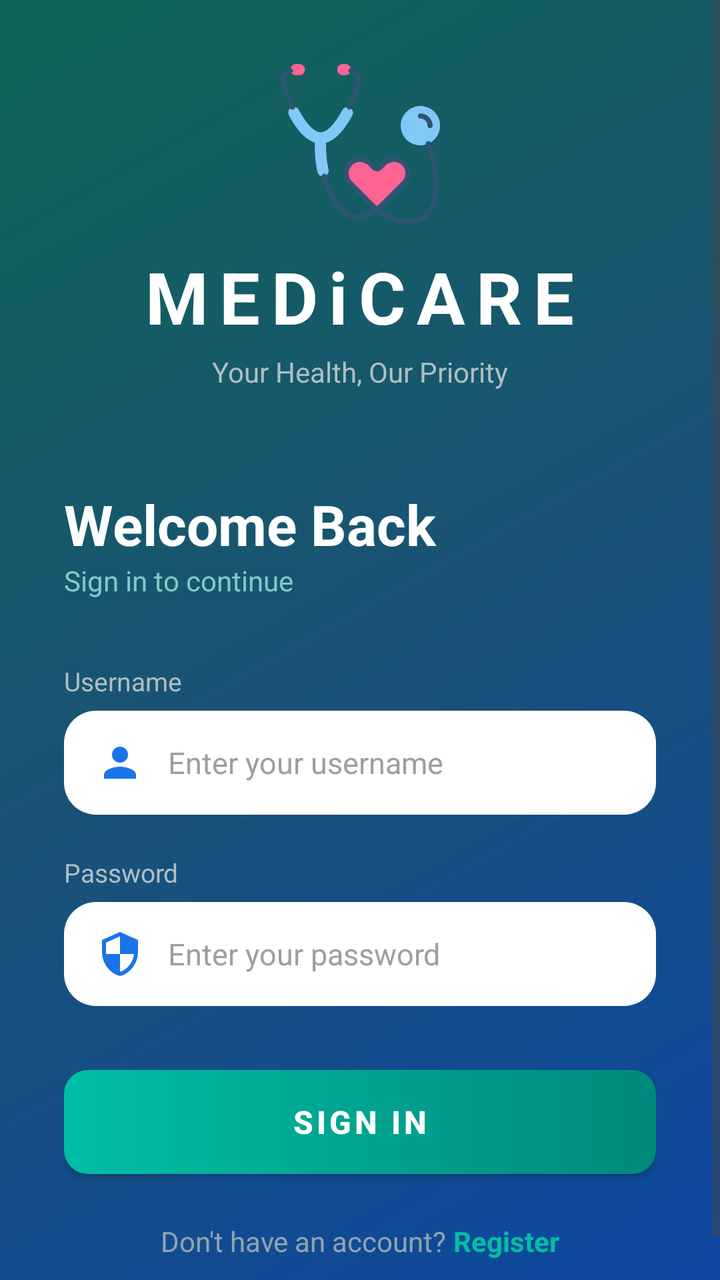
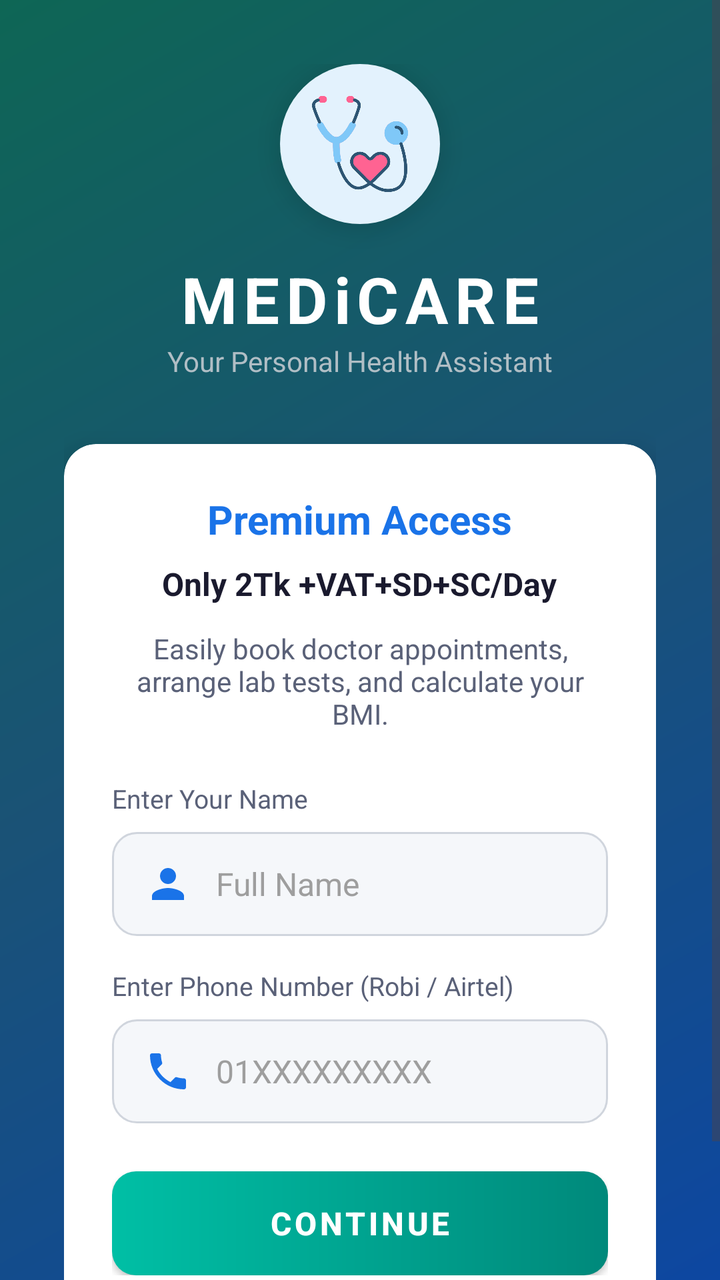

The first picture is an Android layout as it rendered before a commit; the second is the same layout after the commit. The layout source and the unified diff follow.
<!-- AndroidManifest.xml: application theme Theme.HealthCare -->
<!-- res/layout/activity_login.xml -->
<?xml version="1.0" encoding="utf-8"?>
<ScrollView
    xmlns:android="http://schemas.android.com/apk/res/android"
    xmlns:tools="http://schemas.android.com/tools"
    android:layout_width="match_parent"
    android:layout_height="match_parent"
    android:background="@drawable/bg_gradient_login"
    android:fillViewport="true"
    tools:context=".LoginActivity">

    <LinearLayout
        android:layout_width="match_parent"
        android:layout_height="wrap_content"
        android:orientation="vertical"
        android:gravity="center_horizontal"
        android:padding="32dp">

        
        <View
            android:layout_width="0dp"
            android:layout_height="0dp"
            android:layout_weight="1" />

        
        <ImageView
            android:layout_width="80dp"
            android:layout_height="80dp"
            android:src="@drawable/stethoscope3"
            android:contentDescription="MediCare Logo" />

        
        <TextView
            android:id="@+id/textView"
            android:layout_width="wrap_content"
            android:layout_height="wrap_content"
            android:text="MEDiCARE"
            android:textColor="#FFFFFF"
            android:textSize="36sp"
            android:textStyle="bold"
            android:letterSpacing="0.15"
            android:layout_marginTop="12dp" />

        <TextView
            android:layout_width="wrap_content"
            android:layout_height="wrap_content"
            android:text="Your Health, Our Priority"
            android:textColor="#B0BEC5"
            android:textSize="14sp"
            android:layout_marginTop="4dp"
            android:layout_marginBottom="48dp" />

        
        <TextView
            android:id="@+id/textView2"
            android:layout_width="match_parent"
            android:layout_height="wrap_content"
            android:text="Welcome Back"
            android:textColor="#FFFFFF"
            android:textSize="28sp"
            android:textStyle="bold" />

        <TextView
            android:layout_width="match_parent"
            android:layout_height="wrap_content"
            android:text="Sign in to continue"
            android:textColor="#80CBC4"
            android:textSize="14sp"
            android:layout_marginBottom="32dp" />

        
        <TextView
            android:layout_width="match_parent"
            android:layout_height="wrap_content"
            android:text="Username"
            android:textColor="#B0BEC5"
            android:textSize="13sp"
            android:layout_marginBottom="6dp" />

        <EditText
            android:id="@+id/editTextLoginUsername"
            android:layout_width="match_parent"
            android:layout_height="52dp"
            android:background="@drawable/bg_input_white"
            android:drawableStart="@drawable/ic_baseline_person_24"
            android:drawablePadding="12dp"
            android:drawableTint="@color/primary"
            android:ems="10"
            android:hint="Enter your username"
            android:inputType="textPersonName"
            android:paddingStart="16dp"
            android:paddingEnd="16dp"
            android:textColor="@color/text_primary"
            android:textColorHint="@color/text_hint"
            android:textSize="15sp" />

        
        <TextView
            android:layout_width="match_parent"
            android:layout_height="wrap_content"
            android:text="Password"
            android:textColor="#B0BEC5"
            android:textSize="13sp"
            android:layout_marginTop="20dp"
            android:layout_marginBottom="6dp" />

        <EditText
            android:id="@+id/editTextLoginPassword"
            android:layout_width="match_parent"
            android:layout_height="52dp"
            android:background="@drawable/bg_input_white"
            android:drawableStart="@drawable/ic_baseline_security_24"
            android:drawablePadding="12dp"
            android:drawableTint="@color/primary"
            android:ems="10"
            android:hint="Enter your password"
            android:inputType="textPassword"
            android:paddingStart="16dp"
            android:paddingEnd="16dp"
            android:textColor="@color/text_primary"
            android:textColorHint="@color/text_hint"
            android:textSize="15sp" />

        
        <Button
            android:id="@+id/buttonLogin"
            android:layout_width="match_parent"
            android:layout_height="52dp"
            android:layout_marginTop="32dp"
            android:background="@drawable/bg_button_accent"
            android:text="SIGN IN"
            android:textColor="#FFFFFF"
            android:textSize="16sp"
            android:textStyle="bold"
            android:letterSpacing="0.1" />

        
        <LinearLayout
            android:layout_width="wrap_content"
            android:layout_height="wrap_content"
            android:orientation="horizontal"
            android:layout_marginTop="24dp"
            android:gravity="center">

            <TextView
                android:layout_width="wrap_content"
                android:layout_height="wrap_content"
                android:text="Don't have an account? "
                android:textColor="#90A4AE"
                android:textSize="14sp" />

            <TextView
                android:id="@+id/textViewNewUser"
                android:layout_width="wrap_content"
                android:layout_height="wrap_content"
                android:text="Register"
                android:textColor="#00BFA5"
                android:textSize="14sp"
                android:textStyle="bold" />
        </LinearLayout>

        
        <View
            android:layout_width="0dp"
            android:layout_height="0dp"
            android:layout_weight="1" />

    </LinearLayout>
</ScrollView>
<!-- resources referenced by this layout -->
<resources>
  <color name="primary">#1A73E8</color>
  <color name="text_hint">#9E9E9E</color>
  <color name="text_primary">#1A1A2E</color>
  <!-- drawable bg_button_accent (drawable) -->
  <?xml version="1.0" encoding="utf-8"?>
  <shape xmlns:android="http://schemas.android.com/apk/res/android"
      android:shape="rectangle">
      <gradient
          android:angle="0"
          android:startColor="#00BFA5"
          android:endColor="#00897B"
          android:type="linear" />
      <corners android:radius="12dp" />
  </shape>
  <!-- drawable bg_gradient_login (drawable) -->
  <?xml version="1.0" encoding="utf-8"?>
  <shape xmlns:android="http://schemas.android.com/apk/res/android">
      <gradient
          android:angle="135"
          android:startColor="#0D47A1"
          android:centerColor="#1A5276"
          android:endColor="#0E6655"
          android:type="linear" />
  </shape>
  <!-- drawable bg_input_white (drawable) -->
  <?xml version="1.0" encoding="utf-8"?>
  <shape xmlns:android="http://schemas.android.com/apk/res/android"
      android:shape="rectangle">
      <solid android:color="#FFFFFF" />
      <corners android:radius="16dp" />
      <padding
          android:left="16dp"
          android:top="12dp"
          android:right="16dp"
          android:bottom="12dp" />
  </shape>
  <!-- drawable ic_baseline_person_24 (drawable) -->
  <vector android:height="24dp" android:tint="#FFFFFF"
      android:viewportHeight="24" android:viewportWidth="24"
      android:width="24dp" xmlns:android="http://schemas.android.com/apk/res/android">
      <path android:fillColor="@android:color/white" android:pathData="M12,12c2.21,0 4,-1.79 4,-4s-1.79,-4 -4,-4 -4,1.79 -4,4 1.79,4 4,4zM12,14c-2.67,0 -8,1.34 -8,4v2h16v-2c0,-2.66 -5.33,-4 -8,-4z"/>
  </vector>
  <!-- drawable ic_baseline_security_24 (drawable) -->
  <vector android:height="24dp" android:tint="#FFFFFF"
      android:viewportHeight="24" android:viewportWidth="24"
      android:width="24dp" xmlns:android="http://schemas.android.com/apk/res/android">
      <path android:fillColor="@android:color/white" android:pathData="M12,1L3,5v6c0,5.55 3.84,10.74 9,12 5.16,-1.26 9,-6.45 9,-12L21,5l-9,-4zM12,11.99h7c-0.53,4.12 -3.28,7.79 -7,8.94L12,12L5,12L5,6.3l7,-3.11v8.8z"/>
  </vector>
  <style name="Theme.HealthCare" parent="Base.Theme.HealthCare" />
  <color name="primary_dark">#0D47A1</color>
  <color name="text_on_primary">#FFFFFF</color>
  <color name="secondary">#00BFA5</color>
  <color name="secondary_dark">#00897B</color>
  <color name="background">#F5F7FA</color>
  <color name="surface">#FFFFFF</color>
  <color name="error">#E53935</color>
  <!-- unchanged entries left out for length: 2 -->
</resources>

<!-- the commit's change to res/layout/activity_login.xml (unified diff, before → after) -->
@@ -1,6 +1,7 @@
 <?xml version="1.0" encoding="utf-8"?>
 <ScrollView
     xmlns:android="http://schemas.android.com/apk/res/android"
+    xmlns:app="http://schemas.android.com/apk/res-auto"
     xmlns:tools="http://schemas.android.com/tools"
     android:layout_width="match_parent"
     android:layout_height="match_parent"
@@ -15,7 +16,6 @@
         android:gravity="center_horizontal"
         android:padding="32dp">
 
-        
         <View
             android:layout_width="0dp"
             android:layout_height="0dp"
@@ -26,139 +26,146 @@
             android:layout_width="80dp"
             android:layout_height="80dp"
             android:src="@drawable/stethoscope3"
-            android:contentDescription="MediCare Logo" />
+            android:contentDescription="MediCare Logo"
+            android:background="@drawable/bg_icon_circle"
+            android:padding="16dp"
+            android:elevation="8dp" />
 
-        
         <TextView
-            android:id="@+id/textView"
             android:layout_width="wrap_content"
             android:layout_height="wrap_content"
             android:text="MEDiCARE"
             android:textColor="#FFFFFF"
-            android:textSize="36sp"
+            android:textSize="32sp"
             android:textStyle="bold"
-            android:letterSpacing="0.15"
-            android:layout_marginTop="12dp" />
-
-        <TextView
-            android:layout_width="wrap_content"
-            android:layout_height="wrap_content"
-            android:text="Your Health, Our Priority"
-            android:textColor="#B0BEC5"
-            android:textSize="14sp"
-            android:layout_marginTop="4dp"
-            android:layout_marginBottom="48dp" />
-
-        
-        <TextView
-            android:id="@+id/textView2"
-            android:layout_width="match_parent"
-            android:layout_height="wrap_content"
-            android:text="Welcome Back"
-            android:textColor="#FFFFFF"
-            android:textSize="28sp"
-            android:textStyle="bold" />
+            android:letterSpacing="0.1"
+            android:layout_marginTop="16dp" />
 
         <TextView
             android:layout_width="match_parent"
             android:layout_height="wrap_content"
-            android:text="Sign in to continue"
-            android:textColor="#80CBC4"
+            android:text="Your Personal Health Assistant"
+            android:textColor="#B0BEC5"
             android:textSize="14sp"
+            android:gravity="center"
             android:layout_marginBottom="32dp" />
 
         
-        <TextView
+        <androidx.cardview.widget.CardView
             android:layout_width="match_parent"
             android:layout_height="wrap_content"
-            android:text="Username"
-            android:textColor="#B0BEC5"
-            android:textSize="13sp"
-            android:layout_marginBottom="6dp" />
+            app:cardCornerRadius="16dp"
+            app:cardElevation="8dp"
+            app:cardBackgroundColor="#FFFFFF"
+            android:layout_marginBottom="24dp">
 
-        <EditText
-            android:id="@+id/editTextLoginUsername"
-            android:layout_width="match_parent"
-            android:layout_height="52dp"
-            android:background="@drawable/bg_input_white"
-            android:drawableStart="@drawable/ic_baseline_person_24"
-            android:drawablePadding="12dp"
-            android:drawableTint="@color/primary"
-            android:ems="10"
-            android:hint="Enter your username"
-            android:inputType="textPersonName"
-            android:paddingStart="16dp"
-            android:paddingEnd="16dp"
-            android:textColor="@color/text_primary"
-            android:textColorHint="@color/text_hint"
-            android:textSize="15sp" />
+            <LinearLayout
+                android:layout_width="match_parent"
+                android:layout_height="wrap_content"
+                android:orientation="vertical"
+                android:padding="24dp">
 
-        
-        <TextView
-            android:layout_width="match_parent"
-            android:layout_height="wrap_content"
-            android:text="Password"
-            android:textColor="#B0BEC5"
-            android:textSize="13sp"
-            android:layout_marginTop="20dp"
-            android:layout_marginBottom="6dp" />
+                <TextView
+                    android:layout_width="wrap_content"
+                    android:layout_height="wrap_content"
+                    android:text="Premium Access"
+                    android:textColor="@color/primary"
+                    android:textSize="20sp"
+                    android:textStyle="bold"
+                    android:layout_gravity="center" />
 
-        <EditText
-            android:id="@+id/editTextLoginPassword"
-            android:layout_width="match_parent"
-            android:layout_height="52dp"
-            android:background="@drawable/bg_input_white"
-            android:drawableStart="@drawable/ic_baseline_security_24"
-            android:drawablePadding="12dp"
-            android:drawableTint="@color/primary"
-            android:ems="10"
-            android:hint="Enter your password"
-            android:inputType="textPassword"
-            android:paddingStart="16dp"
-            android:paddingEnd="16dp"
-            android:textColor="@color/text_primary"
-            android:textColorHint="@color/text_hint"
-            android:textSize="15sp" />
+                <TextView
+                    android:layout_width="wrap_content"
+                    android:layout_height="wrap_content"
+                    android:text="Only 2Tk +VAT+SD+SC/Day"
+                    android:textColor="@color/text_primary"
+                    android:textSize="16sp"
+                    android:textStyle="bold"
+                    android:layout_marginTop="8dp"
+                    android:layout_gravity="center" />
 
-        
-        <Button
-            android:id="@+id/buttonLogin"
-            android:layout_width="match_parent"
-            android:layout_height="52dp"
-            android:layout_marginTop="32dp"
-            android:background="@drawable/bg_button_accent"
-            android:text="SIGN IN"
-            android:textColor="#FFFFFF"
-            android:textSize="16sp"
-            android:textStyle="bold"
-            android:letterSpacing="0.1" />
+                <TextView
+                    android:layout_width="match_parent"
+                    android:layout_height="wrap_content"
+                    android:text="Easily book doctor appointments, arrange lab tests, and calculate your BMI."
+                    android:textColor="@color/text_secondary"
+                    android:textSize="14sp"
+                    android:textAlignment="center"
+                    android:layout_marginTop="12dp"
+                    android:layout_marginBottom="24dp" />
 
-        
-        <LinearLayout
-            android:layout_width="wrap_content"
-            android:layout_height="wrap_content"
-            android:orientation="horizontal"
-            android:layout_marginTop="24dp"
-            android:gravity="center">
+                <TextView
+                    android:layout_width="match_parent"
+                    android:layout_height="wrap_content"
+                    android:text="Enter Your Name"
+                    android:textColor="@color/text_secondary"
+                    android:textSize="13sp"
+                    android:layout_marginBottom="8dp" />
 
-            <TextView
-                android:layout_width="wrap_content"
-                android:layout_height="wrap_content"
-                android:text="Don't have an account? "
-                android:textColor="#90A4AE"
-                android:textSize="14sp" />
+                <EditText
+                    android:id="@+id/editTextLoginUsername"
+                    android:layout_width="match_parent"
+                    android:layout_height="52dp"
+                    android:background="@drawable/bg_input_modern"
+                    android:drawableStart="@drawable/ic_baseline_person_24"
+                    android:drawablePadding="12dp"
+                    android:drawableTint="@color/primary"
+                    android:hint="Full Name"
+                    android:inputType="textPersonName"
+                    android:paddingStart="16dp"
+                    android:paddingEnd="16dp"
+                    android:textColor="@color/text_primary"
+                    android:textColorHint="@color/text_hint"
+                    android:textSize="16sp"
+                    android:layout_marginBottom="16dp"/>
 
-            <TextView
-                android:id="@+id/textViewNewUser"
-                android:layout_width="wrap_content"
-                android:layout_height="wrap_content"
-                android:text="Register"
-                android:textColor="#00BFA5"
-                android:textSize="14sp"
-                android:textStyle="bold" />
-        </LinearLayout>
+                <TextView
+                    android:layout_width="match_parent"
+                    android:layout_height="wrap_content"
+                    android:text="Enter Phone Number (Robi / Airtel)"
+                    android:textColor="@color/text_secondary"
+                    android:textSize="13sp"
+                    android:layout_marginBottom="8dp" />
 
-        
+                <EditText
+                    android:id="@+id/editTextLoginPhone"
+                    android:layout_width="match_parent"
+                    android:layout_height="52dp"
+                    android:background="@drawable/bg_input_modern"
+                    android:drawableStart="@drawable/baseline_phone_24"
+                    android:drawablePadding="12dp"
+                    android:drawableTint="@color/primary"
+                    android:hint="01XXXXXXXXX"
+                    android:inputType="phone"
+                    android:paddingStart="16dp"
+                    android:paddingEnd="16dp"
+                    android:textColor="@color/text_primary"
+                    android:textColorHint="@color/text_hint"
+                    android:textSize="16sp" />
+
+                <ProgressBar
+                    android:id="@+id/progressBarLogin"
+                    android:layout_width="wrap_content"
+                    android:layout_height="wrap_content"
+                    android:layout_gravity="center"
+                    android:layout_marginTop="16dp"
+                    android:visibility="gone" />
+
+                <Button
+                    android:id="@+id/buttonSendOTP"
+                    android:layout_width="match_parent"
+                    android:layout_height="52dp"
+                    android:layout_marginTop="24dp"
+                    android:background="@drawable/bg_button_accent"
+                    android:text="CONTINUE"
+                    android:textColor="#FFFFFF"
+                    android:textSize="16sp"
+                    android:textStyle="bold"
+                    android:letterSpacing="0.1" />
+
+            </LinearLayout>
+        </androidx.cardview.widget.CardView>
+
         <View
             android:layout_width="0dp"
             android:layout_height="0dp"
<!-- resource entries referenced after the edit -->
@@ -3,6 +3,13 @@
   <color name="primary">#1A73E8</color>
   <color name="text_hint">#9E9E9E</color>
   <color name="text_primary">#1A1A2E</color>
+  <color name="text_secondary">#5A6178</color>
+  <!-- drawable baseline_phone_24 (drawable) -->
+  <vector android:height="24dp" android:tint="#FFFFFF"
+      android:viewportHeight="24" android:viewportWidth="24"
+      android:width="24dp" xmlns:android="http://schemas.android.com/apk/res/android">
+      <path android:fillColor="@android:color/white" android:pathData="M6.62,10.79c1.44,2.83 3.76,5.14 6.59,6.59l2.2,-2.2c0.27,-0.27 0.67,-0.36 1.02,-0.24 1.12,0.37 2.33,0.57 3.57,0.57 0.55,0 1,0.45 1,1V20c0,0.55 -0.45,1 -1,1 -9.39,0 -17,-7.61 -17,-17 0,-0.55 0.45,-1 1,-1h3.5c0.55,0 1,0.45 1,1 0,1.25 0.2,2.45 0.57,3.57 0.11,0.35 0.03,0.74 -0.25,1.02l-2.2,2.2z"/>
+  </vector>
   <!-- drawable bg_button_accent (drawable) -->
   <?xml version="1.0" encoding="utf-8"?>
   <shape xmlns:android="http://schemas.android.com/apk/res/android"
@@ -24,12 +31,22 @@
           android:endColor="#0E6655"
           android:type="linear" />
   </shape>
-  <!-- drawable bg_input_white (drawable) -->
+  <!-- drawable bg_icon_circle (drawable) -->
+  <?xml version="1.0" encoding="utf-8"?>
+  <shape xmlns:android="http://schemas.android.com/apk/res/android"
+      android:shape="oval">
+      <solid android:color="#E3F2FD" />
+      <size android:width="56dp" android:height="56dp" />
+  </shape>
+  <!-- drawable bg_input_modern (drawable) -->
   <?xml version="1.0" encoding="utf-8"?>
   <shape xmlns:android="http://schemas.android.com/apk/res/android"
       android:shape="rectangle">
-      <solid android:color="#FFFFFF" />
-      <corners android:radius="16dp" />
+      <solid android:color="@color/input_bg" />
+      <corners android:radius="12dp" />
+      <stroke
+          android:width="1dp"
+          android:color="@color/input_stroke" />
       <padding
           android:left="16dp"
           android:top="12dp"
@@ -42,13 +59,9 @@
       android:width="24dp" xmlns:android="http://schemas.android.com/apk/res/android">
       <path android:fillColor="@android:color/white" android:pathData="M12,12c2.21,0 4,-1.79 4,-4s-1.79,-4 -4,-4 -4,1.79 -4,4 1.79,4 4,4zM12,14c-2.67,0 -8,1.34 -8,4v2h16v-2c0,-2.66 -5.33,-4 -8,-4z"/>
   </vector>
-  <!-- drawable ic_baseline_security_24 (drawable) -->
-  <vector android:height="24dp" android:tint="#FFFFFF"
-      android:viewportHeight="24" android:viewportWidth="24"
-      android:width="24dp" xmlns:android="http://schemas.android.com/apk/res/android">
-      <path android:fillColor="@android:color/white" android:pathData="M12,1L3,5v6c0,5.55 3.84,10.74 9,12 5.16,-1.26 9,-6.45 9,-12L21,5l-9,-4zM12,11.99h7c-0.53,4.12 -3.28,7.79 -7,8.94L12,12L5,12L5,6.3l7,-3.11v8.8z"/>
-  </vector>
   <style name="Theme.HealthCare" parent="Base.Theme.HealthCare" />
+  <color name="input_bg">#F5F7FA</color>
+  <color name="input_stroke">#D0D5DD</color>
   <color name="primary_dark">#0D47A1</color>
   <color name="text_on_primary">#FFFFFF</color>
   <color name="secondary">#00BFA5</color>
